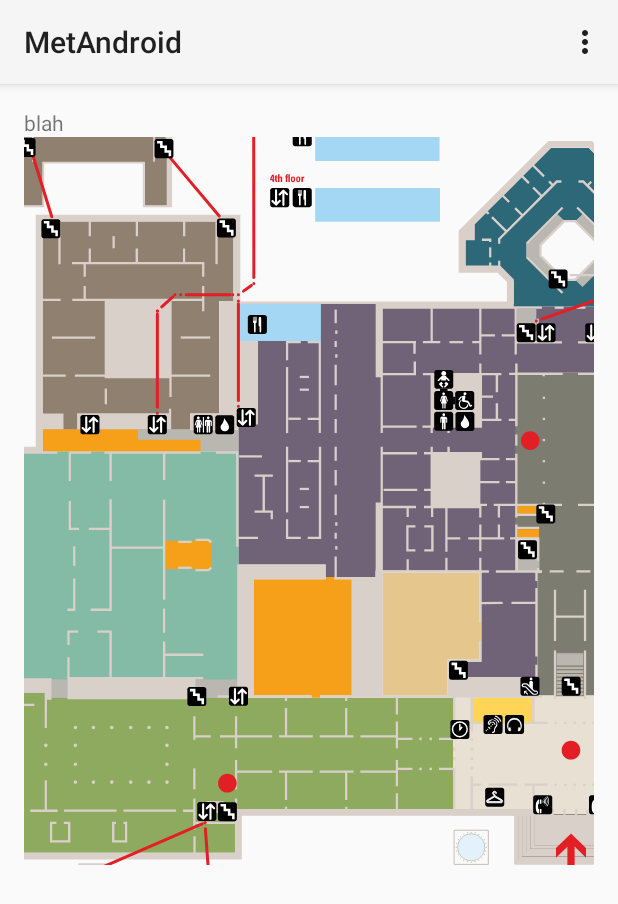
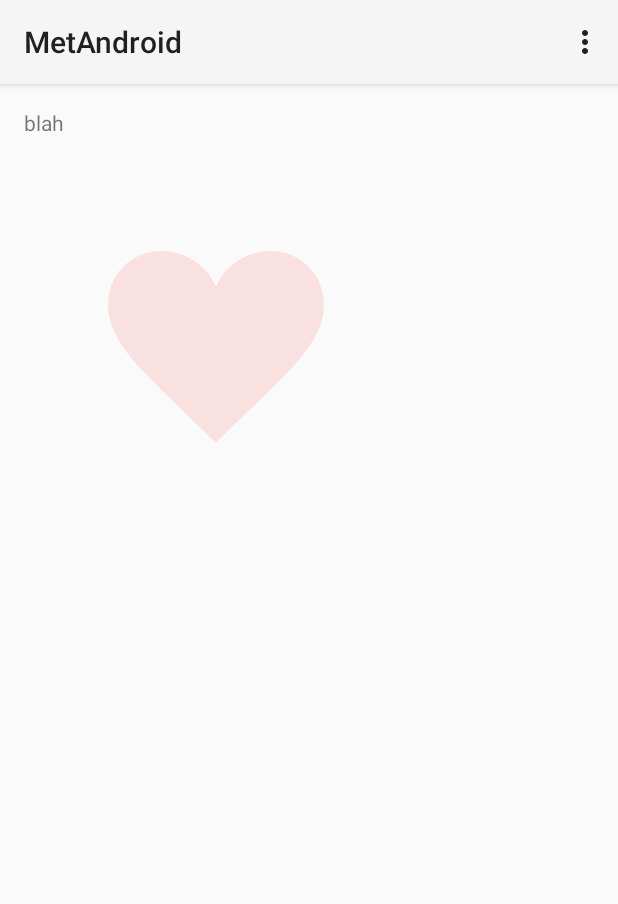
Before and after one commit to theyelllowdart/metroid, an Android app: the screen it shows after launch (Map), on a phone screen of 412 x 824 dp. Shown: the top 904 px of the screen. Run offline under Robolectric (Android 15) with nearby library versions, the phone set to English and light mode, and no system bars; libraries missing offline, so code that uses them is left out: uk.co.senab; 1 statement that could not run was skipped.

Commit message:
programmatic transition using reflection

```diff
--- a/app/src/main/java/com/example/aaron/metandroid/Map.java
+++ b/app/src/main/java/com/example/aaron/metandroid/Map.java
@@ -3,6 +3,8 @@ package com.example.aaron.metandroid;
 import android.animation.ObjectAnimator;
 import android.app.Activity;
 import android.graphics.Matrix;
+import android.graphics.drawable.Animatable;
+import android.graphics.drawable.Drawable;
 import android.graphics.drawable.VectorDrawable;
 import android.os.Bundle;
 import android.util.Log;
@@ -18,18 +20,19 @@ import uk.co.senab.photoview.PhotoViewAttacher;
 
 
 public class Map extends Activity {
-    private ImageView imageView;
-    private ScaleGestureDetector scaleGestureDetector;
-    private PhotoViewAttacher mAttacher;
-
 
     @Override
     protected void onCreate(Bundle savedInstanceState) {
         super.onCreate(savedInstanceState);
         setContentView(R.layout.activity_map);
-        imageView = (ImageView) findViewById(R.id.imageView);
-//        scaleGestureDetector = new ScaleGestureDetector(this,new ScaleListener());
-        mAttacher = new PhotoViewAttacher(imageView);
+        ImageView imageView = (ImageView) findViewById(R.id.imageView);
+        new PhotoViewAttacher(imageView);
+        VectorDrawable drawable = (VectorDrawable) imageView.getDrawable().mutate();
+        try {
+            new VectorDrawableExtension(drawable).setFillAlpha("myPath", 0.1f);
+        } catch (Exception e) {
+            throw new RuntimeException(e);
+        }
     }
 
     @Override
@@ -59,20 +62,4 @@ public class Map extends Activity {
 
         return super.onOptionsItemSelected(item);
     }
-
-//    private class ScaleListener extends ScaleGestureDetector.SimpleOnScaleGestureListener {
-//        private Matrix matrix = new Matrix();
-//        private Float scaleFactor = 1.f;
-//
-//        @Override
-//        public boolean onScale(ScaleGestureDetector detector) {
-//            scaleFactor *= detector.getScaleFactor();
-//            // Don't let the object get too small or too large.
-//            scaleFactor = Math.max(0.1f, Math.min(scaleFactor, 5.0f));
-//            Log.i("ScaleListener", scaleFactor.toString());
-//            matrix.setScale(scaleFactor, scaleFactor);
-//            imageView.setImageMatrix(matrix);
-//            return true;
-//        }
-//    }
 }
--- /dev/null
+++ b/app/src/main/java/com/example/aaron/metandroid/VectorDrawableExtension.java
@@ -0,0 +1,33 @@
+package com.example.aaron.metandroid;
+
+import android.graphics.drawable.VectorDrawable;
+
+import java.lang.reflect.InvocationTargetException;
+import java.lang.reflect.Method;
+
+public class VectorDrawableExtension {
+    private final VectorDrawable drawable;
+    private static Method getTargetByName;
+    private static Method setFillAlpha;
+
+    static {
+        try {
+            getTargetByName = VectorDrawable.class.getDeclaredMethod("getTargetByName", String.class);
+            getTargetByName.setAccessible(true);
+            Class<?> vFullPathClass = Class.forName("android.graphics.drawable.VectorDrawable$VFullPath");
+            setFillAlpha = vFullPathClass.getDeclaredMethod("setFillAlpha", float.class);
+            setFillAlpha.setAccessible(true);
+        } catch (NoSuchMethodException | ClassNotFoundException e) {
+            throw new RuntimeException(e);
+        }
+    }
+
+    public VectorDrawableExtension(VectorDrawable drawable) {
+        this.drawable = drawable;
+    }
+
+    public void setFillAlpha(String vFullPathName, Float opactiy) throws InvocationTargetException, IllegalAccessException {
+        Object vFullPath = getTargetByName.invoke(drawable, vFullPathName);
+        setFillAlpha.invoke(vFullPath, opactiy);
+    }
+}
--- /dev/null
+++ b/app/src/main/res/anim/rotation.xml
@@ -0,0 +1,6 @@
+<objectAnimator
+    xmlns:android="http://schemas.android.com/apk/res/android"
+    android:duration="6000"
+    android:propertyName="rotation"
+    android:valueFrom="0"
+    android:valueTo="360" />
--- /dev/null
+++ b/app/src/main/res/drawable/animation.xml
@@ -0,0 +1,6 @@
+<animated-vector xmlns:android="http://schemas.android.com/apk/res/android"
+    android:drawable="@drawable/map">
+    <target
+        android:name="test"
+        android:animation="@anim/rotation" />
+</animated-vector>
--- /dev/null
+++ b/app/src/main/res/drawable/vectordrawable.xml
@@ -0,0 +1,20 @@
+<vector xmlns:android="http://schemas.android.com/apk/res/android"
+    android:width="256dp"
+    android:height="256dp"
+    android:viewportHeight="32"
+    android:viewportWidth="32">
+    <group
+        android:name="rotationGroup"
+        android:rotation="0">
+        <path
+            android:name="myPath"
+            android:fillColor="#f00"
+            android:pathData="M20.5,9.5
+                        c-1.955,0,-3.83,1.268,-4.5,3
+                        c-0.67,-1.732,-2.547,-3,-4.5,-3
+                        C8.957,9.5,7,11.432,7,14
+                        c0,3.53,3.793,6.257,9,11.5
+                        c5.207,-5.242,9,-7.97,9,-11.5
+                        C25,11.432,23.043,9.5,20.5,9.5z" />
+    </group>
+</vector>
--- a/app/src/main/res/layout/activity_map.xml
+++ b/app/src/main/res/layout/activity_map.xml
@@ -16,10 +16,10 @@
 
     <ImageView
         android:id="@+id/imageView"
-        android:layout_width="wrap_content"
-        android:layout_height="wrap_content"
+        android:layout_width="600dp"
+        android:layout_height="600dp"
         android:scaleType="matrix"
         android:layout_below="@+id/pinchTitleText"
-        android:src="@drawable/map"/>
+        android:src="@drawable/vectordrawable"/>
 
 </RelativeLayout>
```
Also changed, not shown: app/src/main/res/drawable/animvectordrawable.xml (added, +7 -0 lines).
